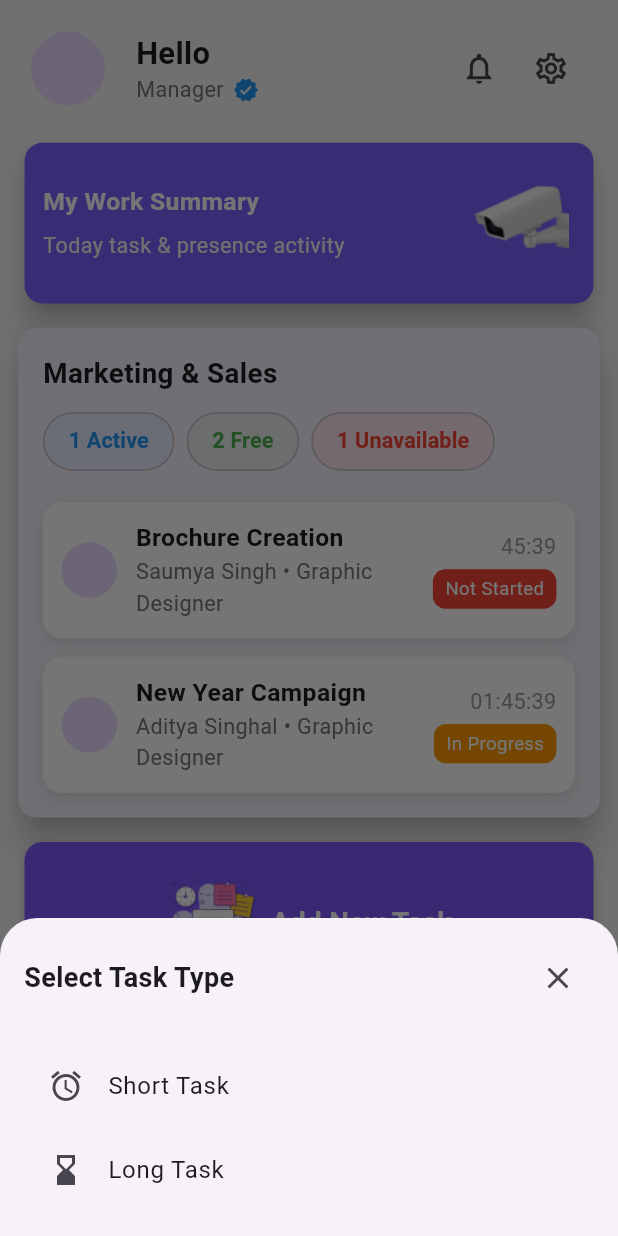
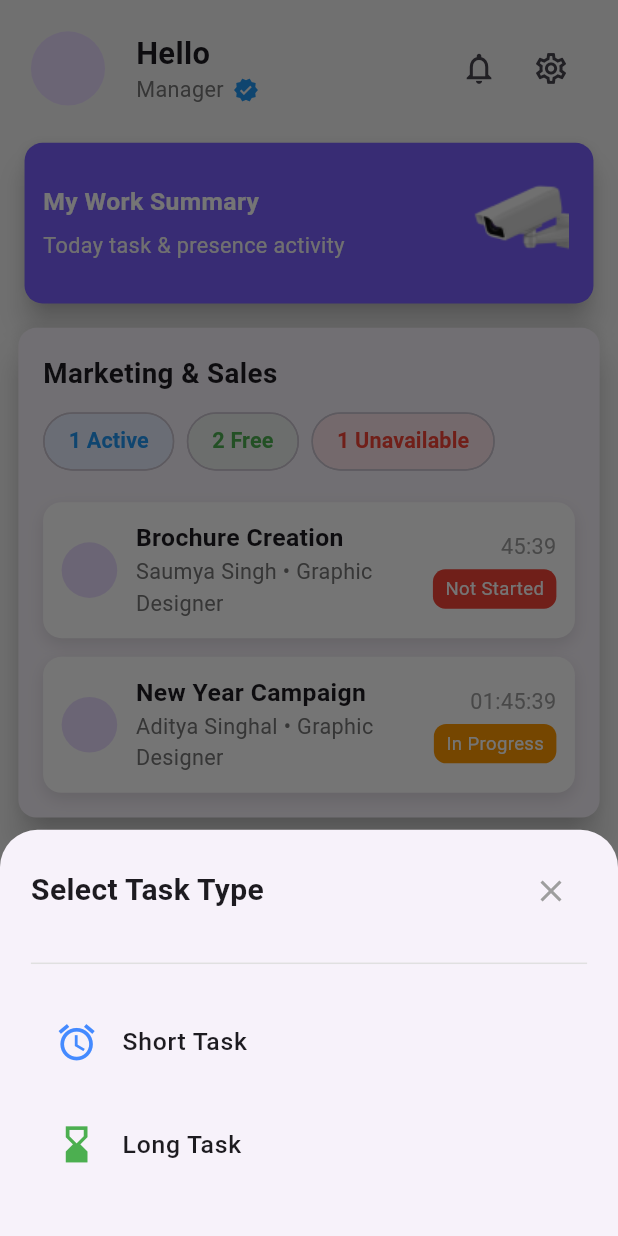
Before and after one commit to ritz-17/Task-mvp, a Flutter app: the DashboardScreen screen opened by its route, after a tap on the "add" icon, on a phone screen of 412 x 824 dp. Run offline on Flutter 3.47's test engine with Material 3 defaults, Android fonts, the phone set to English and light mode, and no system bars; our stand-ins replace circular_countdown_timer, flutter_secure_storage, hive_flutter, image_picker, just_audio, shared_preferences; missing offline and left inert: record; accounts and stored records are empty; network calls fail.

Commit message:
Final Submission

```diff
--- a/lib/screens/choose_task_screen.dart
+++ b/lib/screens/choose_task_screen.dart
@@ -1,14 +1,20 @@
 import 'package:flutter/material.dart';
 
 void ChooseTask(BuildContext context) {
+  final screenHeight = MediaQuery.of(context).size.height;
+  final screenWidth = MediaQuery.of(context).size.width;
+
   showModalBottomSheet(
     context: context,
-    shape: RoundedRectangleBorder(
+    shape: const RoundedRectangleBorder(
       borderRadius: BorderRadius.vertical(top: Radius.circular(25)),
     ),
     builder: (BuildContext context) {
       return Padding(
-        padding: const EdgeInsets.all(16.0),
+        padding: EdgeInsets.symmetric(
+          horizontal: screenWidth * 0.05,
+          vertical: screenHeight * 0.02,
+        ),
         child: Column(
           mainAxisSize: MainAxisSize.min,
           crossAxisAlignment: CrossAxisAlignment.start,
@@ -16,38 +22,66 @@ void ChooseTask(BuildContext context) {
             Row(
               mainAxisAlignment: MainAxisAlignment.spaceBetween,
               children: [
-                Text(
+                const Text(
                   'Select Task Type',
                   style: TextStyle(
-                    fontSize: 18,
+                    fontSize: 20,
                     fontWeight: FontWeight.bold,
                   ),
                 ),
                 IconButton(
-                  icon: Icon(Icons.close),
+                  icon: const Icon(Icons.close, color: Colors.grey),
                   onPressed: () {
                     Navigator.pop(context);
                   },
                 ),
               ],
             ),
-            const SizedBox(height: 20),
-            ListTile(
-              leading: Icon(Icons.access_alarm),
-              title: Text('Short Task'),
+            SizedBox(height: screenHeight * 0.02),
+            Divider(color: Colors.grey[300], thickness: 1),
+            SizedBox(height: screenHeight * 0.02),
+            InkWell(
               onTap: () {
-                Navigator.pushNamed(context, '/createShortTask');
-                // Handle Short Task action
+                Navigator.pushReplacementNamed(context, '/createShortTask');
               },
+              borderRadius: BorderRadius.circular(10),
+              child: ListTile(
+                leading: Icon(
+                  Icons.access_alarm,
+                  color: Colors.blueAccent,
+                  size: screenHeight * 0.035,
+                ),
+                title: Text(
+                  'Short Task',
+                  style: TextStyle(
+                    fontSize: screenHeight * 0.02,
+                    fontWeight: FontWeight.w500,
+                  ),
+                ),
+              ),
             ),
-            ListTile(
-              leading: Icon(Icons.hourglass_bottom),
-              title: Text('Long Task'),
+            SizedBox(height: screenHeight * 0.015),
+            InkWell(
               onTap: () {
-                Navigator.pushNamed(context, '/createLongTask');
-                // Handle Long Task action
+                Navigator.pushReplacementNamed(context, '/createLongTask');
               },
+              borderRadius: BorderRadius.circular(10),
+              child: ListTile(
+                leading: Icon(
+                  Icons.hourglass_bottom,
+                  color: Colors.green,
+                  size: screenHeight * 0.035,
+                ),
+                title: Text(
+                  'Long Task',
+                  style: TextStyle(
+                    fontSize: screenHeight * 0.02,
+                    fontWeight: FontWeight.w500,
+                  ),
+                ),
+              ),
             ),
+            SizedBox(height: screenHeight * 0.02),
           ],
         ),
       );
--- a/lib/screens/dashboard_screen.dart
+++ b/lib/screens/dashboard_screen.dart
@@ -1,11 +1,31 @@
 import 'package:flutter/material.dart';
+import 'package:provider/provider.dart';
 import 'package:shared_preferences/shared_preferences.dart';
+import 'package:task_mvp/provider/auth_provider.dart';
 
 import '../utils/utils.dart';
 import 'choose_task_screen.dart';
 
-class DashboardScreen extends StatelessWidget {
+class DashboardScreen extends StatefulWidget {
   const DashboardScreen({super.key});
+
+  @override
+  State<DashboardScreen> createState() => _DashboardScreenState();
+}
+
+class _DashboardScreenState extends State<DashboardScreen> {
+  late Future<SharedPreferences> _prefs;
+
+  @override
+  void initState() {
+    super.initState();
+    WidgetsBinding.instance.addPostFrameCallback((_) {
+      final employeeProvider =
+          Provider.of<AuthProvider>(context, listen: false);
+      employeeProvider.checkAuth();
+    });
+    _prefs = SharedPreferences.getInstance();
+  }
 
   @override
   Widget build(BuildContext context) {
@@ -139,7 +159,8 @@ class DashboardScreen extends StatelessWidget {
                                 children: [
                                   //----------------- Add Task Image------------------
                                   Image.asset(
-                                    'assets/add_task.png', // Replace with your actual image path
+                                    'assets/add_task.png',
+                                    // Replace with your actual image path
                                     width: screenWidth * 0.15,
                                     height: screenWidth * 0.15,
                                   ),
```
